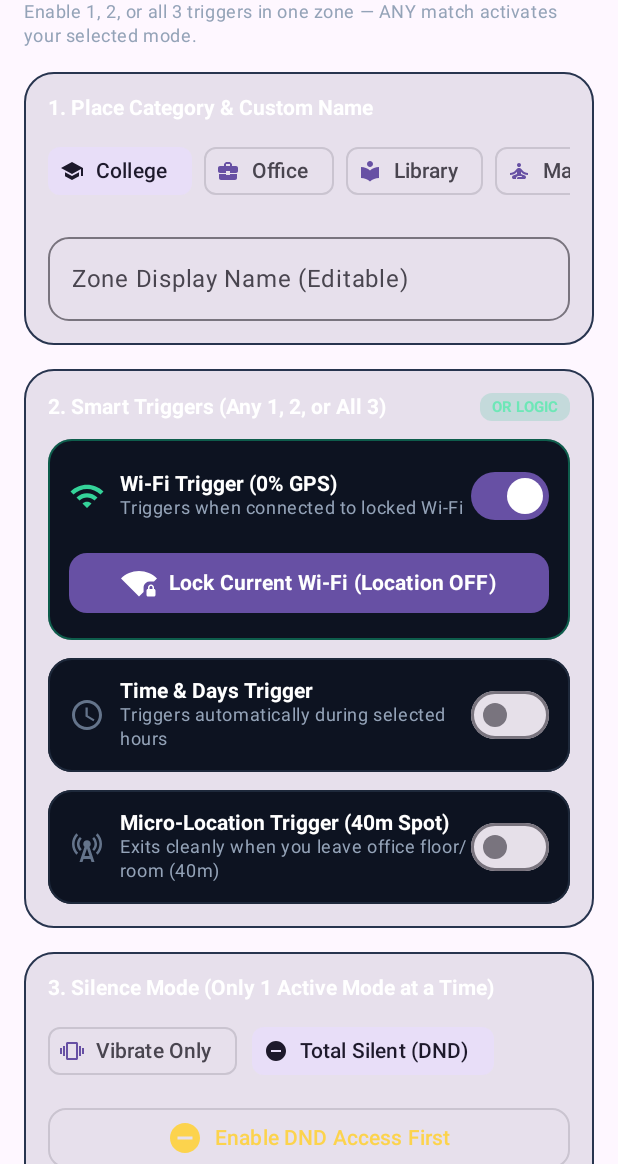
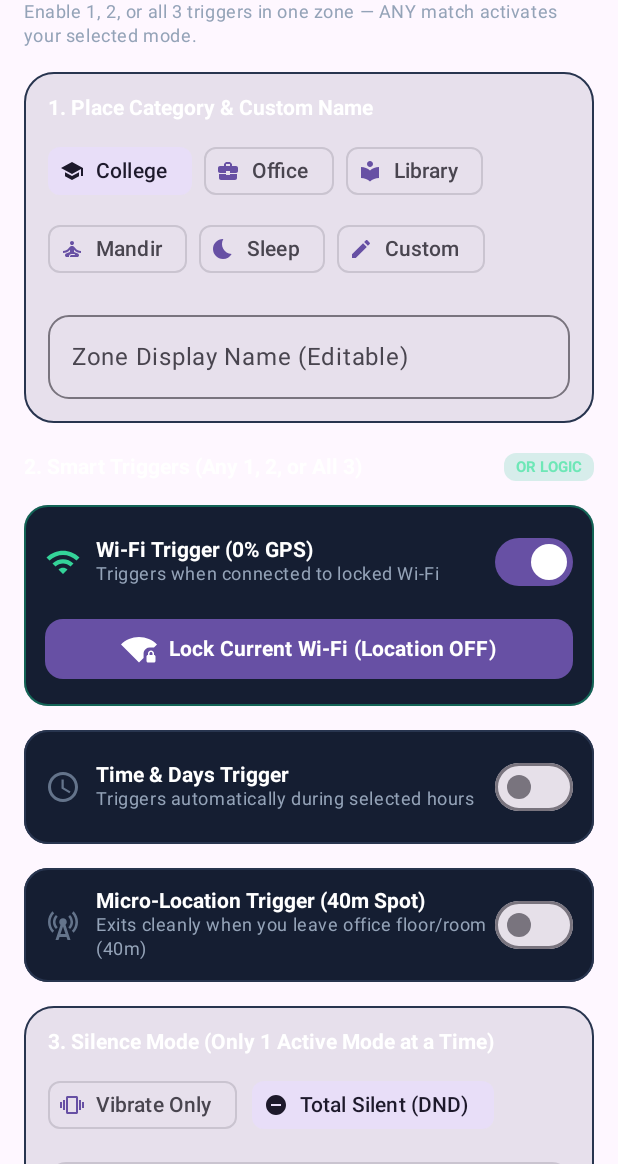
Before and after one commit to pal039987/silentzone, an Android app built with Jetpack Compose: the composable AddZoneScreen shown on its own in the app's theme, on a phone screen of 412 x 824 dp, the part 72-1236 px from its top. Run offline under Robolectric (Android 15) with nearby library versions, the phone set to English and light mode, and no system bars.

Commit message:
Release v4.4: eliminate Add Zone scroll lag by replacing nested LazyRows with FlowRow & flattening trigger items

```diff
--- a/app/build.gradle.kts
+++ b/app/build.gradle.kts
@@ -12,8 +12,8 @@ android {
         applicationId = "com.shubham.silentzone"
         minSdk = 26
         targetSdk = 35
-        versionCode = 25
-        versionName = "4.3"
+        versionCode = 26
+        versionName = "4.4"
     }
 
     signingConfigs {
--- a/app/src/main/java/com/shubham/silentzone/MainActivity.kt
+++ b/app/src/main/java/com/shubham/silentzone/MainActivity.kt
@@ -25,6 +25,8 @@ import androidx.compose.foundation.background
 import androidx.compose.foundation.border
 import androidx.compose.foundation.clickable
 import androidx.compose.foundation.layout.*
+import androidx.compose.foundation.layout.ExperimentalLayoutApi
+import androidx.compose.foundation.layout.FlowRow
 import androidx.compose.foundation.lazy.LazyColumn
 import androidx.compose.foundation.lazy.LazyRow
 import androidx.compose.foundation.lazy.items
@@ -864,6 +866,7 @@ fun ZoneRuleCard(
     }
 }
 
+@OptIn(ExperimentalLayoutApi::class)
 @Composable
 fun AddZoneScreen(
     dndGranted: Boolean,
@@ -922,8 +925,11 @@ fun AddZoneScreen(
                 Column(modifier = Modifier.padding(16.dp)) {
                     Text("1. Place Category & Custom Name", fontWeight = FontWeight.Bold, color = Color.White)
                     Spacer(Modifier.height(10.dp))
-                    LazyRow(horizontalArrangement = Arrangement.spacedBy(8.dp)) {
-                        items(presetCategories, key = { it }) { cat ->
+                    FlowRow(
+                        horizontalArrangement = Arrangement.spacedBy(8.dp),
+                        verticalArrangement = Arrangement.spacedBy(4.dp)
+                    ) {
+                        presetCategories.forEach { cat ->
                             FilterChip(
                                 selected = !isCustomCategory && selectedCategory == cat,
                                 onClick = {
@@ -937,7 +943,6 @@ fun AddZoneScreen(
                                 label = { Text(cat) }
                             )
                         }
-                        item {
                         FilterChip(
                             selected = isCustomCategory,
                             onClick = { isCustomCategory = true },
@@ -946,7 +951,6 @@ fun AddZoneScreen(
                             },
                             label = { Text("Custom") }
                         )
-                        }
                     }
                     if (isCustomCategory) {
                         Spacer(Modifier.height(10.dp))
@@ -975,15 +979,11 @@ fun AddZoneScreen(
             }
         }
 
-        item(key = "add_step2", contentType = "card") {
-            Card(
-                shape = RoundedCornerShape(20.dp),
-                border = BorderStroke(1.dp, Color(0xFF28354F)),
-                colors = CardDefaults.cardColors(containerColor = MaterialTheme.colorScheme.surfaceVariant),
-                modifier = Modifier.fillMaxWidth()
-            ) {
-                Column(modifier = Modifier.padding(16.dp), verticalArrangement = Arrangement.spacedBy(12.dp)) {
-                    Row(verticalAlignment = Alignment.CenterVertically) {
+        item(key = "add_step2_header", contentType = "section_header") {
+            Row(
+                verticalAlignment = Alignment.CenterVertically,
+                modifier = Modifier.fillMaxWidth().padding(top = 4.dp)
+            ) {
                 Text("2. Smart Triggers (Any 1, 2, or All 3)", fontWeight = FontWeight.Bold, color = Color.White, modifier = Modifier.weight(1f))
                 Surface(
                     shape = RoundedCornerShape(8.dp),
@@ -998,12 +998,14 @@ fun AddZoneScreen(
                     )
                 }
             }
-
+        }
+
+        item(key = "add_trigger_wifi", contentType = "trigger_card") {
                     // TOGGLE 1: WI-FI
                     Surface(
                         shape = RoundedCornerShape(16.dp),
-                        color = Color(0xFF0D1321),
-                        border = BorderStroke(1.dp, if (wifiToggleOn) Color(0xFF10B981).copy(alpha = 0.45f) else Color(0xFF1E293B)),
+                        color = Color(0xFF151E32),
+                        border = BorderStroke(1.dp, if (wifiToggleOn) Color(0xFF10B981).copy(alpha = 0.45f) else Color(0xFF28354F)),
                         modifier = Modifier.fillMaxWidth()
                     ) {
                         Column(modifier = Modifier.padding(14.dp), verticalArrangement = Arrangement.spacedBy(10.dp)) {
@@ -1070,11 +1072,14 @@ fun AddZoneScreen(
                         }
                     }
 
+        }
+
+        item(key = "add_trigger_time", contentType = "trigger_card") {
                     // TOGGLE 2: TIME SCHEDULE
                     Surface(
                         shape = RoundedCornerShape(16.dp),
-                        color = Color(0xFF0D1321),
-                        border = BorderStroke(1.dp, if (timeToggleOn) Color(0xFF60A5FA).copy(alpha = 0.45f) else Color(0xFF1E293B)),
+                        color = Color(0xFF151E32),
+                        border = BorderStroke(1.dp, if (timeToggleOn) Color(0xFF60A5FA).copy(alpha = 0.45f) else Color(0xFF28354F)),
                         modifier = Modifier.fillMaxWidth()
                     ) {
                         Column(modifier = Modifier.padding(14.dp), verticalArrangement = Arrangement.spacedBy(10.dp)) {
@@ -1123,8 +1128,11 @@ fun AddZoneScreen(
                                         Text(String.format(Locale.US, "End %02d:%02d", endHour, endMinute))
                                     }
                                 }
-                                LazyRow(horizontalArrangement = Arrangement.spacedBy(6.dp)) {
-                                    items(dayPairs, key = { it.first }) { (dayInt, label) ->
+                                FlowRow(
+                                    horizontalArrangement = Arrangement.spacedBy(6.dp),
+                                    verticalArrangement = Arrangement.spacedBy(2.dp)
+                                ) {
+                                    dayPairs.forEach { (dayInt, label) ->
                                         val active = selectedDays.contains(dayInt)
                                         FilterChip(
                                             selected = active,
@@ -1139,11 +1147,14 @@ fun AddZoneScreen(
                         }
                     }
 
+        }
+
+        item(key = "add_trigger_loc", contentType = "trigger_card") {
                     // TOGGLE 3: LOCATION (CELL TOWER)
                     Surface(
                         shape = RoundedCornerShape(16.dp),
-                        color = Color(0xFF0D1321),
-                        border = BorderStroke(1.dp, if (locationToggleOn) Color(0xFFFBBF24).copy(alpha = 0.45f) else Color(0xFF1E293B)),
+                        color = Color(0xFF151E32),
+                        border = BorderStroke(1.dp, if (locationToggleOn) Color(0xFFFBBF24).copy(alpha = 0.45f) else Color(0xFF28354F)),
                         modifier = Modifier.fillMaxWidth()
                     ) {
                         Column(modifier = Modifier.padding(14.dp), verticalArrangement = Arrangement.spacedBy(10.dp)) {
@@ -1183,8 +1194,6 @@ fun AddZoneScreen(
                                         style = MaterialTheme.typography.labelMedium,
                                         color = MaterialTheme.colorScheme.primary
                                     )
-                                }
-                            }
                                 }
                             }
                         }
@@ -1390,6 +1399,7 @@ fun loadDeviceContactsAndRecents(context: Context): List<DevicePhoneEntry> {
     return entries
 }
 
+@OptIn(ExperimentalLayoutApi::class)
 @Composable
 fun EditZoneDialog(
     rule: SilentZoneRule,
@@ -1429,8 +1439,11 @@ fun EditZoneDialog(
                     shape = RoundedCornerShape(12.dp),
                     modifier = Modifier.fillMaxWidth()
                 )
-                LazyRow(horizontalArrangement = Arrangement.spacedBy(6.dp)) {
-                    items(presetCategories) { preset ->
+                FlowRow(
+                    horizontalArrangement = Arrangement.spacedBy(6.dp),
+                    verticalArrangement = Arrangement.spacedBy(2.dp)
+                ) {
+                    presetCategories.forEach { preset ->
                         FilterChip(
                             selected = editedCategory.equals(preset, ignoreCase = true),
                             onClick = {
```
Lines whose indentation alone changed are shown as unchanged.
